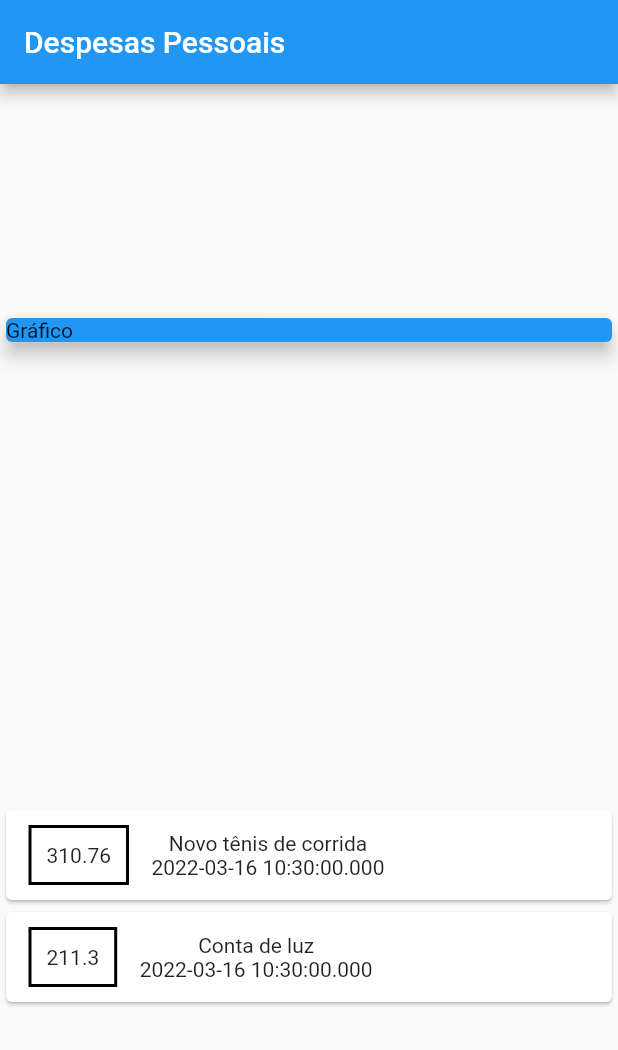
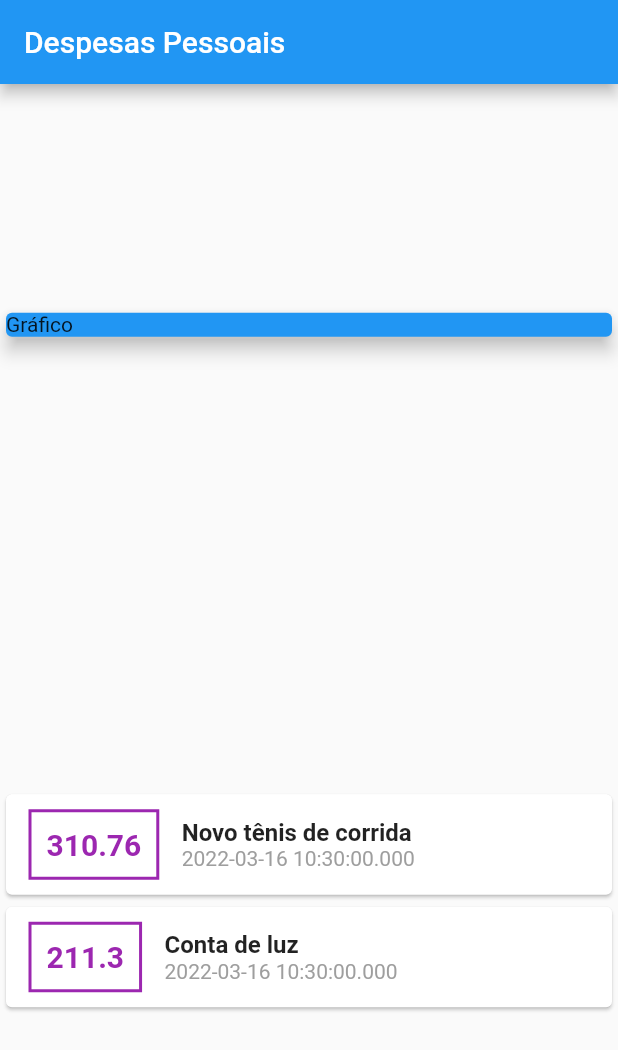
Before and after one commit to Souza83/expenses, a Flutter app: the screen it shows after launch, on a phone screen of 412 x 824 dp. Shown: the top 1050 px of the screen. Run offline on Flutter 3.47's test engine with Material 2 defaults, Android fonts, the phone set to English and light mode, and no system bars.

Commit message:
Estilo Título & Data. Formatado texto para a esquerda, tamanho do título em fonte 16 e negrito, o suntítulo data em cor cinza.

```diff
--- a/lib/main.dart
+++ b/lib/main.dart
@@ -56,17 +56,36 @@ class MyHomePage extends StatelessWidget {
                     ),
                     decoration: BoxDecoration(
                       border: Border.all(
-                        color: Colors.black,
+                        color: Colors.purple,
                         width: 2,
                       ),
                     ),
                     padding: EdgeInsets.all(10),
-                    child: Text(tr.value.toString()),
+                    child: Text(
+                      tr.value.toString(),
+                      style: TextStyle(
+                        fontWeight: FontWeight.bold,
+                        fontSize: 20,
+                        color: Colors.purple,
+                      ),
+                    ),
                   ),
                   Column(
+                    crossAxisAlignment: CrossAxisAlignment.start,
                     children: <Widget>[
-                      Text(tr.title),
-                      Text(tr.date.toString()),
+                      Text(
+                        tr.title,
+                        style: TextStyle(
+                          fontSize: 16,
+                          fontWeight: FontWeight.bold,
+                        ),
+                      ),
+                      Text(
+                        tr.date.toString(),
+                        style: TextStyle(
+                          color: Colors.grey,
+                        ),
+                      ),
                     ],
                   )
                 ],
```
